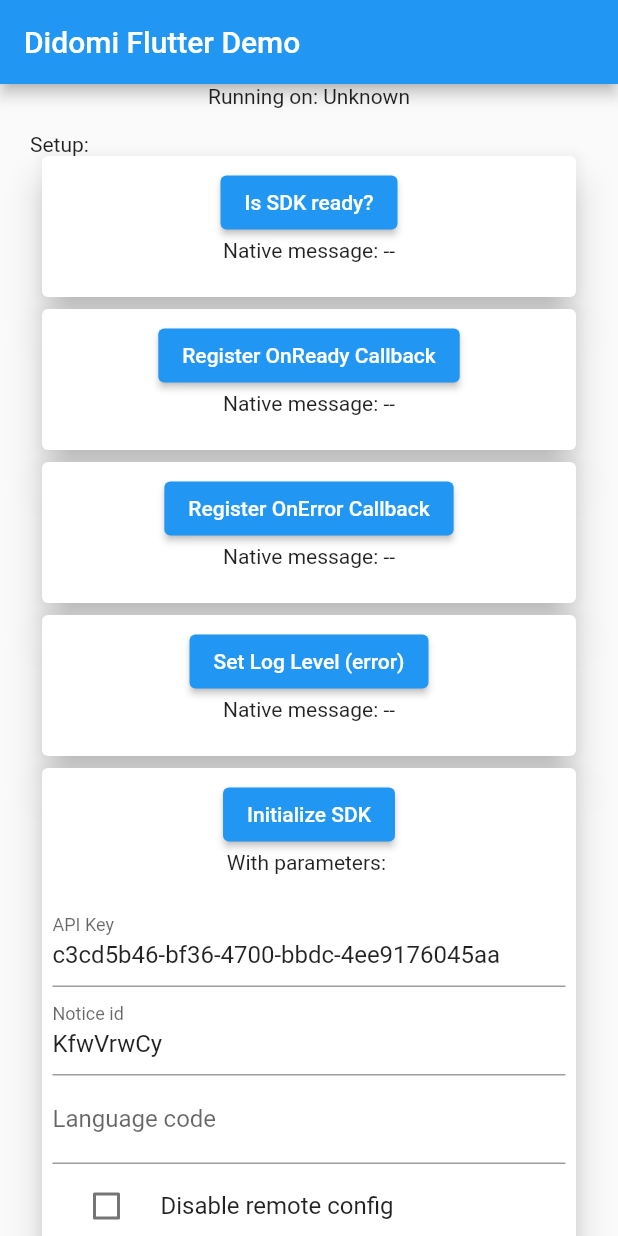
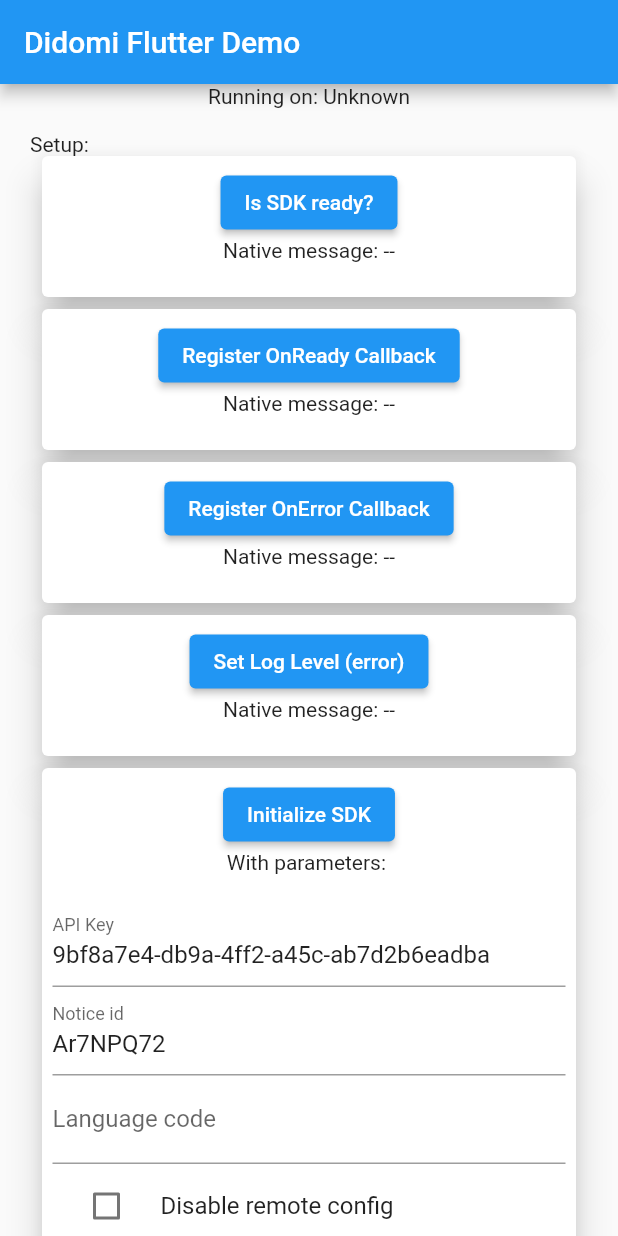
Before and after one commit to didomi/flutter, a Flutter app: the screen it shows after launch, on a phone screen of 412 x 824 dp. Run offline on Flutter 3.47's test engine with Material 2 defaults, Android fonts, the phone set to English and light mode, and no system bars.

Commit message:
change default config

```diff
--- a/example/lib/widgets/initialize.dart
+++ b/example/lib/widgets/initialize.dart
@@ -24,9 +24,9 @@
     return "OK";
   }
 
-  TextEditingController _apiKeyController = TextEditingController(text: "c3cd5b46-bf36-4700-bbdc-4ee9176045aa");
+  TextEditingController _apiKeyController = TextEditingController(text: "9bf8a7e4-db9a-4ff2-a45c-ab7d2b6eadba");
 
-  TextEditingController _noticeIdController = TextEditingController(text: "KfwVrwCy");
+  TextEditingController _noticeIdController = TextEditingController(text: "Ar7NPQ72");
 
   TextEditingController _languageController = TextEditingController();
 
--- a/example/lib/widgets/initialize_small.dart
+++ b/example/lib/widgets/initialize_small.dart
@@ -19,7 +19,7 @@
 
   @override
   Future<String> callDidomiPlugin() async {
-    await DidomiSdk.initialize("c3cd5b46-bf36-4700-bbdc-4ee9176045aa", disableDidomiRemoteConfig: false, languageCode: null, noticeId: "KfwVrwCy");
+    await DidomiSdk.initialize("9bf8a7e4-db9a-4ff2-a45c-ab7d2b6eadba", disableDidomiRemoteConfig: false, languageCode: null, noticeId: "Ar7NPQ72");
     return "OK";
   }
 }
```
